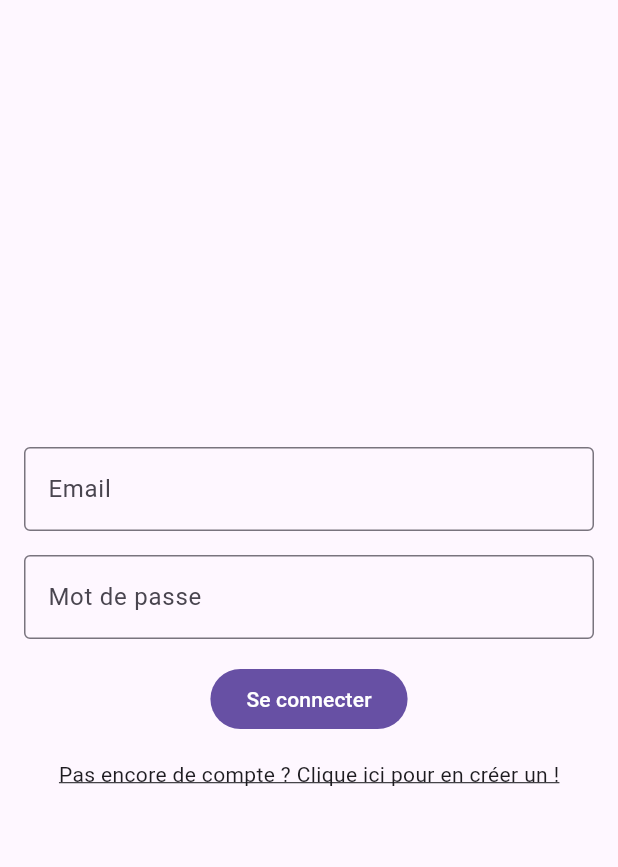
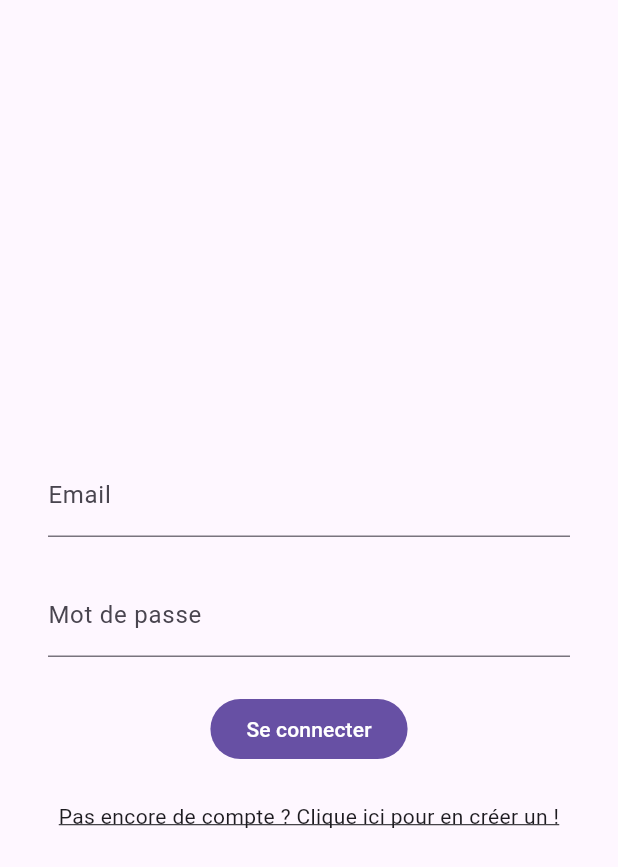
Before and after one commit to Tie-time/tie_time_front, a Flutter app: the screen it shows after launch, on a phone screen of 412 x 824 dp. Shown: the top 867 px of the screen. Run offline on Flutter 3.47's test engine with Material 3 defaults, Android fonts, the phone set to English and light mode, and no system bars; our stand-ins replace shared_preferences.

Commit message:
style(Signin): Update signin size box and style form element

```diff
--- a/lib/pages/signin.page.dart
+++ b/lib/pages/signin.page.dart
@@ -62,24 +62,32 @@ class _SigninPageState extends State<SigninPage> {
   @override
   Widget build(BuildContext context) {
     return Scaffold(
-        body: Center(
-      child: Padding(
-          padding: const EdgeInsets.all(16.0),
-          child: Column(mainAxisAlignment: MainAxisAlignment.center, children: [
+        body: Padding(
+            padding: const EdgeInsets.all(32.0),
+            child: Center(
+                child: SingleChildScrollView(
+                    child: Column(
+                        mainAxisAlignment: MainAxisAlignment.center,
+                        children: [
+                  // Image.asset(
+                  //   'assets/logo.png', // Assurez-vous d'avoir un logo dans le dossier assets
+                  //   height: 100,
+                  // ),
+                  const SizedBox(height: 32.0),
                   SigninForm(
                     onSignIn: _signIn,
                     isLoading: _isLoading,
                   ),
-            const SizedBox(height: 16.0),
+                  const SizedBox(height: 24.0),
                   GestureDetector(
                     onTap: () {
                       Navigator.pushNamed(context, '/signup');
                     },
                     child: const Text(
                         'Pas encore de compte ? Clique ici pour en créer un !',
+                        textAlign: TextAlign.center,
                         style: TextStyle(decoration: TextDecoration.underline)),
                   ),
-          ])),
-    ));
+                ])))));
   }
 }
--- a/lib/widgets/forms/signin.forms.dart
+++ b/lib/widgets/forms/signin.forms.dart
@@ -59,22 +59,20 @@ class _SigninFormState extends State<SigninForm> {
             controller: _emailController,
             decoration: const InputDecoration(
               labelText: 'Email',
-              border: OutlineInputBorder(),
             ),
             keyboardType: TextInputType.emailAddress,
             validator: _validateEmail,
           ),
-          const SizedBox(height: 16.0),
+          const SizedBox(height: 24.0),
           TextFormField(
             controller: _passwordController,
             decoration: const InputDecoration(
               labelText: 'Mot de passe',
-              border: OutlineInputBorder(),
             ),
             obscureText: true,
             validator: _validatePassword,
           ),
-          const SizedBox(height: 16.0),
+          const SizedBox(height: 24.0),
           widget.isLoading
               ? const CircularProgressIndicator()
               : FilledButton(
```
Lines whose indentation alone changed are shown as unchanged.
